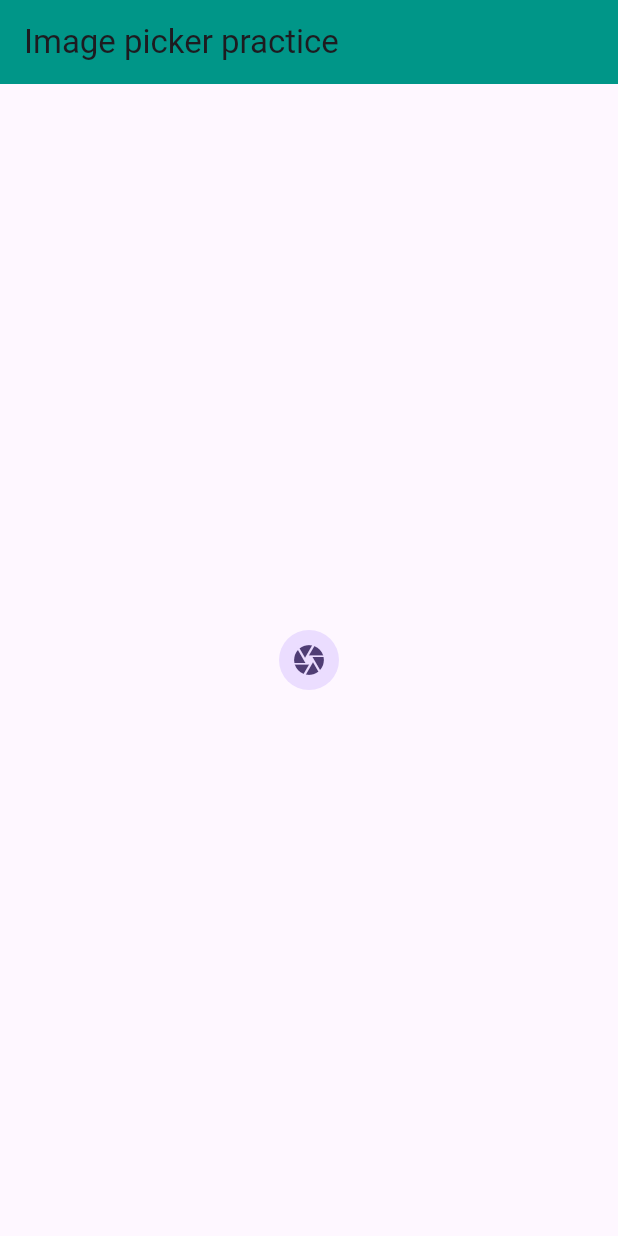
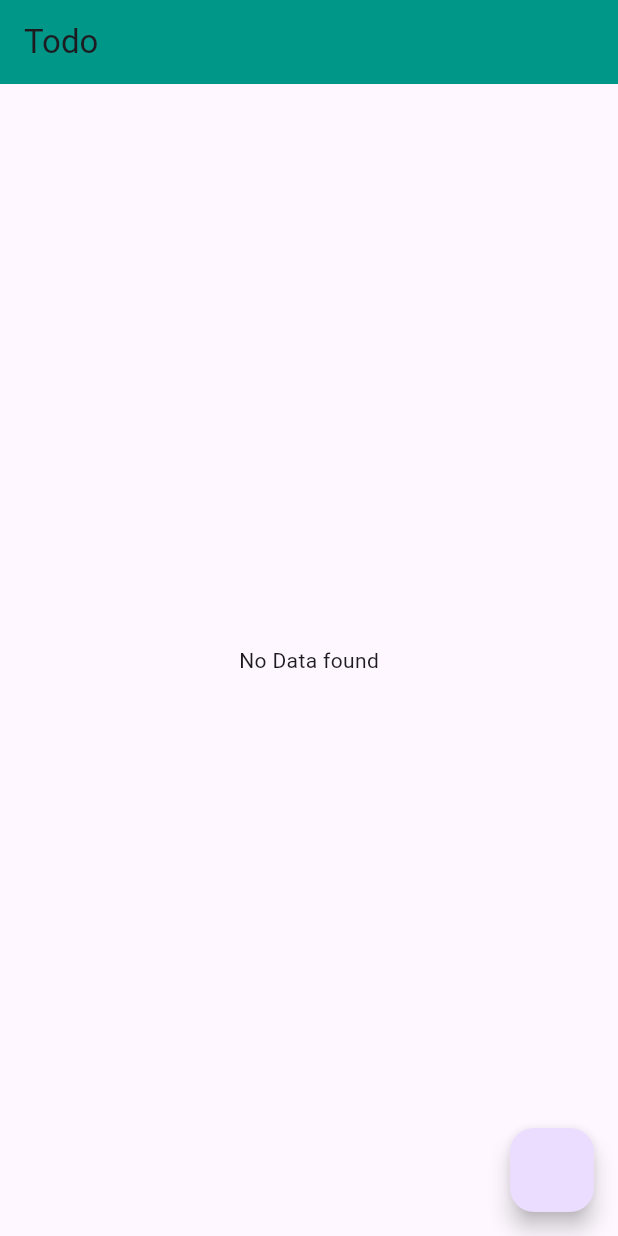
Before and after one commit to Rakibuzzamanakash/bloc_practice, a Flutter app: the screen it shows after launch, on a phone screen of 412 x 824 dp. Run offline on Flutter 3.47's test engine with Material 3 defaults, Android fonts, the phone set to English and light mode, and no system bars; our stand-ins replace bloc, equatable, flutter_bloc.

Commit message:
todo with bloc complete

```diff
--- a/lib/bloc/image_picker/image_picker_bloc.dart
+++ b/lib/bloc/image_picker/image_picker_bloc.dart
@@ -1,26 +1,26 @@
-import 'package:bloc/bloc.dart';
-import 'package:flutter_bloc_practice/bloc/image_picker/image_picker_events.dart';
-import 'package:flutter_bloc_practice/bloc/image_picker/image_picker_state.dart';
-import 'package:image_picker/image_picker.dart';
-
-import '../../utils/image_picker_utils.dart';
-
-class ImagePickerBloc extends Bloc<ImagePickerEvent,ImagePickerState>{
-
-  final ImagePickerUtils imagePickerUtils;
-
-  ImagePickerBloc(this.imagePickerUtils): super(const ImagePickerState()){
-   on<CameraCapture>(_cameraCapture);
-   on<GalleryPicker>(_galleryPicker);
-  }
-
-  void _cameraCapture(CameraCapture event,Emitter<ImagePickerState> states) async{
-    XFile? file = await imagePickerUtils.cameraCapture();
-    emit(state.copyWith(file: file));
-  }
-
-  void _galleryPicker(GalleryPicker event,Emitter<ImagePickerState> states) async{
-    XFile? file = await imagePickerUtils.imageFromGallery();
-    emit(state.copyWith(file: file));
-  }
-}
+// import 'package:bloc/bloc.dart';
+// import 'package:flutter_bloc_practice/bloc/image_picker/image_picker_events.dart';
+// import 'package:flutter_bloc_practice/bloc/image_picker/image_picker_state.dart';
+//
+//
+// import '../../utils/image_picker_utils.dart';
+//
+// class ImagePickerBloc extends Bloc<ImagePickerEvent,ImagePickerState>{
+//
+//   final ImagePickerUtils imagePickerUtils;
+//
+//   ImagePickerBloc(this.imagePickerUtils): super(const ImagePickerState()){
+//    on<CameraCapture>(_cameraCapture);
+//    on<GalleryPicker>(_galleryPicker);
+//   }
+//
+//   void _cameraCapture(CameraCapture event,Emitter<ImagePickerState> states) async{
+//     XFile? file = await imagePickerUtils.cameraCapture();
+//     emit(state.copyWith(file: file));
+//   }
+//
+//   void _galleryPicker(GalleryPicker event,Emitter<ImagePickerState> states) async{
+//     XFile? file = await imagePickerUtils.imageFromGallery();
+//     emit(state.copyWith(file: file));
+//   }
+// }
--- a/lib/bloc/image_picker/image_picker_events.dart
+++ b/lib/bloc/image_picker/image_picker_events.dart
@@ -1,12 +1,12 @@
-import 'package:equatable/equatable.dart';
-
-abstract class ImagePickerEvent extends Equatable{
-  const ImagePickerEvent();
-
-  @override
-  List<Object> get props => [];
-}
-
-class CameraCapture extends ImagePickerEvent {}
-
-class GalleryPicker extends ImagePickerEvent {}
+// import 'package:equatable/equatable.dart';
+//
+// abstract class ImagePickerEvent extends Equatable{
+//   const ImagePickerEvent();
+//
+//   @override
+//   List<Object> get props => [];
+// }
+//
+// class CameraCapture extends ImagePickerEvent {}
+//
+// class GalleryPicker extends ImagePickerEvent {}
--- a/lib/bloc/image_picker/image_picker_state.dart
+++ b/lib/bloc/image_picker/image_picker_state.dart
@@ -1,17 +1,17 @@
-import 'package:equatable/equatable.dart';
-import 'package:image_picker/image_picker.dart';
-
-class ImagePickerState extends Equatable{
-  final XFile? file;
-
-  const ImagePickerState({this.file});
-
-  ImagePickerState copyWith({XFile? file}){
-    return ImagePickerState(
-        file: file ?? this.file,
-    );
-  }
-  @override
-  List<Object?> get props => [file];
-
-}
+// import 'package:equatable/equatable.dart';
+// import 'package:image_picker/image_picker.dart';
+//
+// class ImagePickerState extends Equatable{
+//   final XFile? file;
+//
+//   const ImagePickerState({this.file});
+//
+//   ImagePickerState copyWith({XFile? file}){
+//     return ImagePickerState(
+//         file: file ?? this.file,
+//     );
+//   }
+//   @override
+//   List<Object?> get props => [file];
+//
+// }
--- /dev/null
+++ b/lib/bloc/todo/todo_bloc.dart
@@ -0,0 +1,23 @@
+import 'package:flutter_bloc/flutter_bloc.dart';
+import 'package:flutter_bloc_practice/bloc/todo/todo_events.dart';
+import 'package:flutter_bloc_practice/bloc/todo/todo_states.dart';
+
+class TodoBloc extends Bloc<TodoEvents,TodoState>{
+
+  final List<String> todoList = [];
+  TodoBloc(): super (const TodoState()){
+   on<AddTodoEvent>(_addTodoEvent);
+   on<RemoveTodoEvent>(_removeTodoEvent);
+
+  }
+
+  void _addTodoEvent(AddTodoEvent events,Emitter<TodoState> emit){
+    todoList.add(events.task);
+    emit(state.copyWith(todosList: List.from(todoList)));
+  }
+
+  void _removeTodoEvent(RemoveTodoEvent events,Emitter<TodoState> emit){
+    todoList.remove(events.task);
+    emit(state.copyWith(todosList: List.from(todoList)));
+  }
+}
--- /dev/null
+++ b/lib/bloc/todo/todo_events.dart
@@ -0,0 +1,23 @@
+import 'package:equatable/equatable.dart';
+
+abstract class TodoEvents extends Equatable{
+  const TodoEvents();
+}
+
+class AddTodoEvent extends TodoEvents{
+  final String task;
+
+  const AddTodoEvent({required this.task});
+
+  @override
+  List<Object?> get props => [task];
+}
+
+class RemoveTodoEvent extends TodoEvents{
+  final Object task;
+
+  const RemoveTodoEvent({required this.task});
+
+  @override
+  List<Object?> get props => [task];
+}
--- /dev/null
+++ b/lib/bloc/todo/todo_states.dart
@@ -0,0 +1,20 @@
+import 'package:equatable/equatable.dart';
+
+class TodoState extends Equatable{
+
+  final List<String> todosList;
+
+  const TodoState({
+    this.todosList = const [],
+  });
+
+  TodoState copyWith({List<String>? todosList}){
+    return TodoState(
+      todosList: todosList ?? this.todosList,
+    );
+}
+
+  @override
+  List<Object?> get props => [todosList];
+
+}
--- a/lib/main.dart
+++ b/lib/main.dart
@@ -3,10 +3,13 @@ import 'package:flutter_bloc/flutter_bloc.dart';
 import 'package:flutter_bloc_practice/bloc/counter/counter_bloc.dart';
 import 'package:flutter_bloc_practice/bloc/image_picker/image_picker_bloc.dart';
 import 'package:flutter_bloc_practice/bloc/switch/switch_bloc.dart';
+import 'package:flutter_bloc_practice/bloc/todo/todo_bloc.dart';
 import 'package:flutter_bloc_practice/ui/counter/counter_screen.dart';
 import 'package:flutter_bloc_practice/ui/image_picker/image_picker_screen.dart';
 import 'package:flutter_bloc_practice/ui/switch_example/switch_example.dart';
 import 'package:flutter_bloc_practice/utils/image_picker_utils.dart';
+import 'package:flutter_bloc_practice/ui/todo/todo_screen.dart';
+
 
 void main() {
   runApp(const MyApp());
@@ -21,7 +24,9 @@ class MyApp extends StatelessWidget {
       providers: [
         BlocProvider(create: (context) => SwitchBloc(),),
         BlocProvider(create: (context) => CounterBloc(),),
-        BlocProvider(create: (context) => ImagePickerBloc(ImagePickerUtils()),),
+       // BlocProvider(create: (context) => ImagePickerBloc(ImagePickerUtils()),),
+        BlocProvider(create: (context) => TodoBloc(),),
+
 
       ],
       child: MaterialApp(
@@ -34,7 +39,7 @@ class MyApp extends StatelessWidget {
             backgroundColor: Colors.teal
           )
         ),
-        home: const ImagePickerScreen(),
+        home: const TodoScreen(),
       ),
     );
   }
--- a/lib/ui/image_picker/image_picker_screen.dart
+++ b/lib/ui/image_picker/image_picker_screen.dart
@@ -1,40 +1,40 @@
-import 'dart:io';
-
-import 'package:flutter/material.dart';
-import 'package:flutter_bloc/flutter_bloc.dart';
-import 'package:flutter_bloc_practice/bloc/image_picker/image_picker_bloc.dart';
-import 'package:flutter_bloc_practice/bloc/image_picker/image_picker_events.dart';
-import 'package:flutter_bloc_practice/bloc/image_picker/image_picker_state.dart';
-
-class ImagePickerScreen extends StatelessWidget {
-  const ImagePickerScreen({super.key});
-
-  @override
-  Widget build(BuildContext context) {
-    return Scaffold(
-      appBar: AppBar(
-        title: Text("Image picker practice"),
-      ),
-      body: Column(
-        crossAxisAlignment: CrossAxisAlignment.center,
-        mainAxisAlignment: MainAxisAlignment.center,
-        children: [
-         Center(child:  BlocBuilder<ImagePickerBloc,ImagePickerState>(
-             builder: (context,state){
-               return state.file == null ?
-               InkWell(
-                 onTap: (){
-                   context.read<ImagePickerBloc>().add(GalleryPicker());
-                 },
-                 child: CircleAvatar(
-                   child: Icon(Icons.camera),
-                 ),
-               )
-                   : Image.file(File(state.file!.path.toString()));
-             }
-         ),),
-        ],
-      ),
-    );
-  }
-}
+// import 'dart:io';
+//
+// import 'package:flutter/material.dart';
+// import 'package:flutter_bloc/flutter_bloc.dart';
+// import 'package:flutter_bloc_practice/bloc/image_picker/image_picker_bloc.dart';
+// import 'package:flutter_bloc_practice/bloc/image_picker/image_picker_events.dart';
+// import 'package:flutter_bloc_practice/bloc/image_picker/image_picker_state.dart';
+//
+// class ImagePickerScreen extends StatelessWidget {
+//   const ImagePickerScreen({super.key});
+//
+//   @override
+//   Widget build(BuildContext context) {
+//     return Scaffold(
+//       appBar: AppBar(
+//         title: Text("Image picker practice"),
+//       ),
+//       body: Column(
+//         crossAxisAlignment: CrossAxisAlignment.center,
+//         mainAxisAlignment: MainAxisAlignment.center,
+//         children: [
+//          Center(child:  BlocBuilder<ImagePickerBloc,ImagePickerState>(
+//              builder: (context,state){
+//                return state.file == null ?
+//                InkWell(
+//                  onTap: (){
+//                    context.read<ImagePickerBloc>().add(GalleryPicker());
+//                  },
+//                  child: CircleAvatar(
+//                    child: Icon(Icons.camera),
+//                  ),
+//                )
+//                    : Image.file(File(state.file!.path.toString()));
+//              }
+//          ),),
+//         ],
+//       ),
+//     );
+//   }
+// }
--- /dev/null
+++ b/lib/ui/todo/todo_screen.dart
@@ -0,0 +1,44 @@
+import 'package:flutter/material.dart';
+import 'package:flutter_bloc/flutter_bloc.dart';
+import 'package:flutter_bloc_practice/bloc/todo/todo_bloc.dart';
+import 'package:flutter_bloc_practice/bloc/todo/todo_events.dart';
+import 'package:flutter_bloc_practice/bloc/todo/todo_states.dart';
+
+class TodoScreen extends StatelessWidget {
+  const TodoScreen({super.key});
+
+  @override
+  Widget build(BuildContext context) {
+    return Scaffold(
+      appBar: AppBar(
+        title: Text('Todo'),
+      ),
+      floatingActionButton: FloatingActionButton(
+        onPressed: () {
+         for(int i = 0 ;i<10 ;i++){
+           context.read<TodoBloc>().add( AddTodoEvent(task: 'Task No :$i'));
+         }
+        },
+      ),
+      body: BlocBuilder<TodoBloc, TodoState>(
+        builder: (context, state) {
+          if(state.todosList.isEmpty){
+            return Center(child: Text("No Data found"),);
+          }
+          return ListView.builder(
+              itemCount: state.todosList.length,
+              itemBuilder: (context, index) {
+                return ListTile(
+                  title: Text(state.todosList[index].toString()),
+                  trailing: IconButton(
+                      onPressed: () {
+                        context.read<TodoBloc>().add(RemoveTodoEvent(task: state.todosList[index]));
+                      },
+                      icon: Icon(Icons.delete_outline)),
+                );
+              });
+        },
+      ),
+    );
+  }
+}
--- a/lib/utils/image_picker_utils.dart
+++ b/lib/utils/image_picker_utils.dart
@@ -1,15 +1,13 @@
-import 'package:image_picker/image_picker.dart';
-
-class ImagePickerUtils {
-  final ImagePicker _picker = ImagePicker();
-
-  Future<XFile?> cameraCapture() async {
-    final XFile? file = await _picker.pickImage(source: ImageSource.camera);
-    return file;
-  }
-
-  Future<XFile?> imageFromGallery() async {
-    final XFile? file = await _picker.pickImage(source: ImageSource.gallery);
-    return file;
-  }
-}
+// class ImagePickerUtils {
+//   final ImagePicker _picker = ImagePicker();
+//
+//   Future<XFile?> cameraCapture() async {
+//     final XFile? file = await _picker.pickImage(source: ImageSource.camera);
+//     return file;
+//   }
+//
+//   Future<XFile?> imageFromGallery() async {
+//     final XFile? file = await _picker.pickImage(source: ImageSource.gallery);
+//     return file;
+//   }
+// }
```
Also changed, not shown: pubspec.lock, 3 other files.
